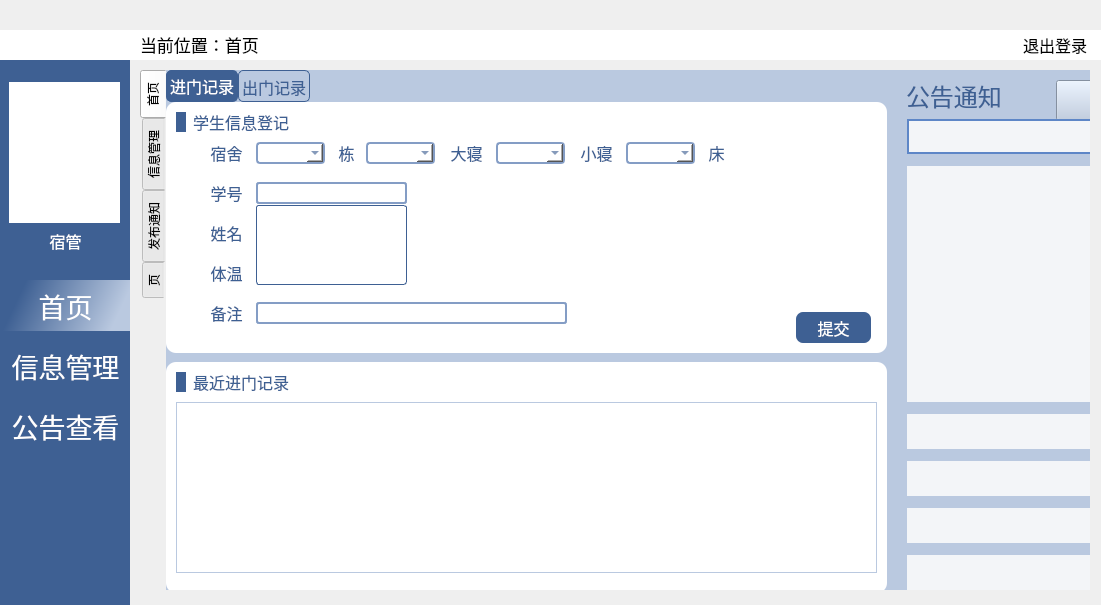
Above: aunt.ui from wo16pao/MS before the change. Below: the same form after it.
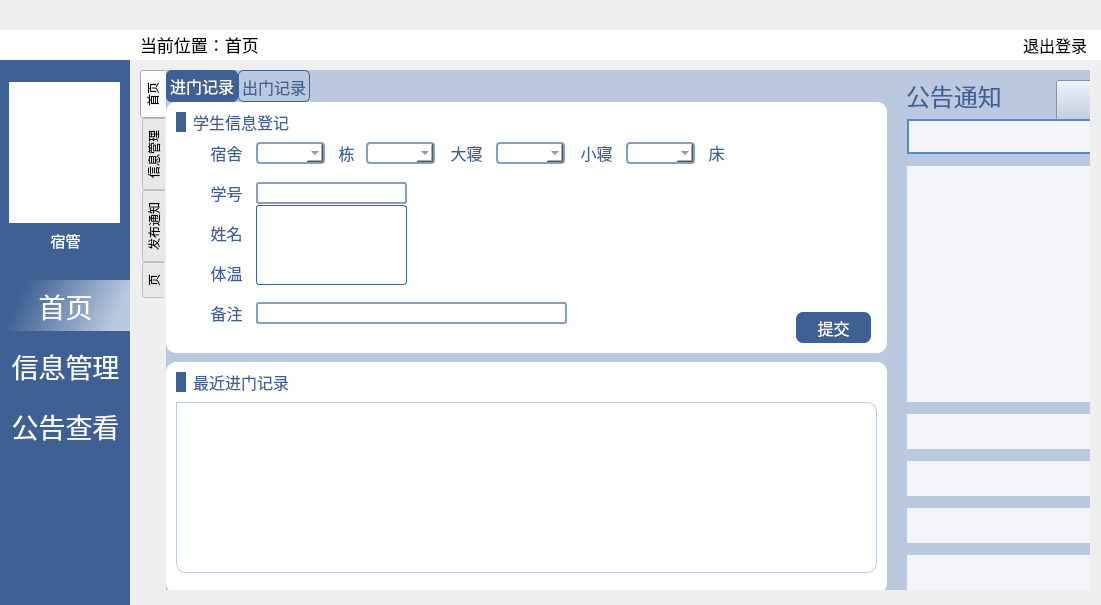
That is the form after the change. Icons and pictures are not drawn. Custom widgets are drawn as their Qt base class.

Patch:
```diff
--- a/aunt.ui
+++ b/aunt.ui
@@ -52,9 +52,9 @@
    <widget class="QLabel" name="label_name">
     <property name="geometry">
      <rect>
-      <x>20</x>
+      <x>10</x>
       <y>170</y>
-      <width>91</width>
+      <width>111</width>
       <height>21</height>
      </rect>
     </property>
@@ -67,7 +67,7 @@
     <property name="font">
      <font>
       <family>黑体</family>
-      <pointsize>12</pointsize>
+      <pointsize>11</pointsize>
      </font>
     </property>
     <property name="styleSheet">
@@ -1489,7 +1489,7 @@
 background-color: #ffffff;
 border:1px solid #bac9e0;
 color:#3e6093;
-border-radius:0px;
+border-top-left-radius:0px;
 gridline-color:#bac9e0;
 }
 QTableWidget::item:selected{
@@ -1517,6 +1517,7 @@
 }
  
 QScrollBar::handle:vertical{
+min-height:24px;
 background:#4b7cc4;
 }
  
@@ -1531,12 +1532,12 @@
 background:#d9e2f0;
 padding:0px;
 max-height:12px;
-border-radius:6px;
+
 }
  
 QScrollBar::handle:horizontal{
 background:#4b7cc4;
-border-radius:6px;
+
 }
  
 QScrollBar::handle:hover:horizontal{
```
Left out of the diff: 12 changed lines with no effect on the pictures.
